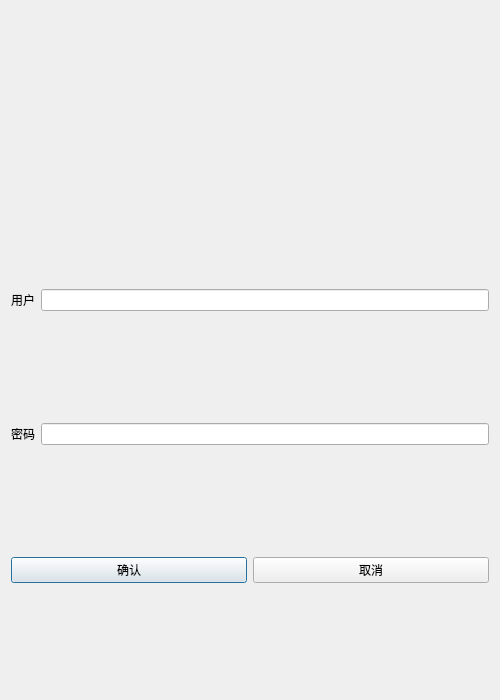
Above: client/adminvarifydialog.ui from KBchulan/HungerYet before the change. Below: the same form after it.
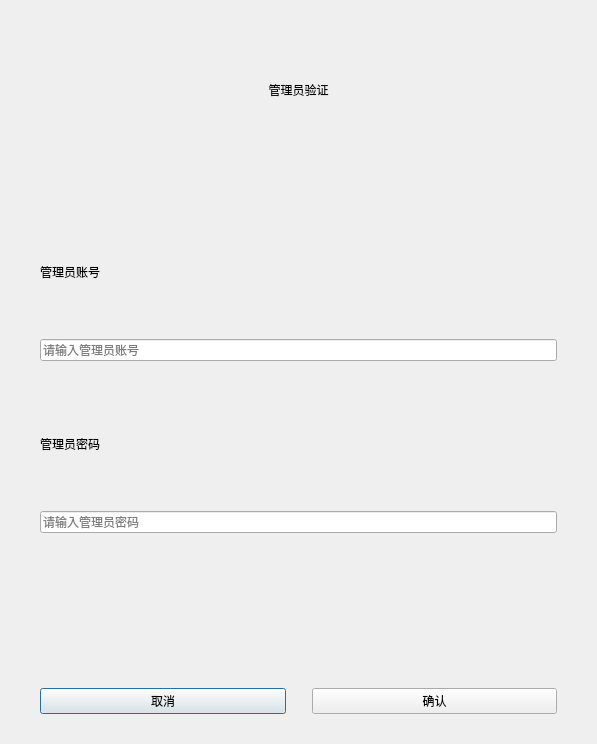
That is the form after the change.

```diff
--- a/client/adminvarifydialog.ui
+++ b/client/adminvarifydialog.ui
@@ -6,88 +6,196 @@
    <rect>
     <x>0</x>
     <y>0</y>
-    <width>500</width>
-    <height>700</height>
+    <width>597</width>
+    <height>744</height>
    </rect>
   </property>
-  <property name="minimumSize">
-   <size>
-    <width>500</width>
-    <height>700</height>
-   </size>
-  </property>
-  <property name="maximumSize">
-   <size>
-    <width>500</width>
-    <height>700</height>
-   </size>
-  </property>
   <property name="windowTitle">
    <string>Dialog</string>
   </property>
   <layout class="QVBoxLayout" name="verticalLayout">
+   <property name="spacing">
+    <number>0</number>
+   </property>
+   <property name="leftMargin">
+    <number>0</number>
+   </property>
+   <property name="topMargin">
+    <number>0</number>
+   </property>
+   <property name="rightMargin">
+    <number>0</number>
+   </property>
+   <property name="bottomMargin">
+    <number>0</number>
+   </property>
    <item>
-    <layout class="QHBoxLayout" name="horizontalLayout">
-     <item>
-      <widget class="QLabel" name="err_tip">
-       <property name="maximumSize">
-        <size>
-         <width>16777215</width>
-         <height>60</height>
-        </size>
-       </property>
-       <property name="text">
-        <string/>
-       </property>
-      </widget>
-     </item>
-    </layout>
+    <widget class="QWidget" name="topBar" native="true">
+     <property name="maximumSize">
+      <size>
+       <width>16777215</width>
+       <height>180</height>
+      </size>
+     </property>
+     <layout class="QHBoxLayout" name="horizontalLayout">
+      <property name="spacing">
+       <number>0</number>
+      </property>
+      <property name="leftMargin">
+       <number>0</number>
+      </property>
+      <property name="topMargin">
+       <number>0</number>
+      </property>
+      <property name="rightMargin">
+       <number>0</number>
+      </property>
+      <property name="bottomMargin">
+       <number>0</number>
+      </property>
+      <item>
+       <widget class="QLabel" name="titleLabel">
+        <property name="maximumSize">
+         <size>
+          <width>16777215</width>
+          <height>100</height>
+         </size>
+        </property>
+        <property name="text">
+         <string>管理员验证</string>
+        </property>
+        <property name="alignment">
+         <set>Qt::AlignCenter</set>
+        </property>
+       </widget>
+      </item>
+     </layout>
+    </widget>
    </item>
    <item>
-    <layout class="QHBoxLayout" name="horizontalLayout_2">
-     <item>
-      <widget class="QLabel" name="va_user_label">
-       <property name="text">
-        <string>用户</string>
-       </property>
-      </widget>
-     </item>
-     <item>
-      <widget class="QLineEdit" name="va_user_edit"/>
-     </item>
-    </layout>
-   </item>
-   <item>
-    <layout class="QHBoxLayout" name="horizontalLayout_3">
-     <item>
-      <widget class="QLabel" name="va_passwd_label">
-       <property name="text">
-        <string>密码</string>
-       </property>
-      </widget>
-     </item>
-     <item>
-      <widget class="QLineEdit" name="va_passwd_edit"/>
-     </item>
-    </layout>
-   </item>
-   <item>
-    <layout class="QHBoxLayout" name="horizontalLayout_4">
-     <item>
-      <widget class="QPushButton" name="va_confirm_btn">
-       <property name="text">
-        <string>确认</string>
-       </property>
-      </widget>
-     </item>
-     <item>
-      <widget class="QPushButton" name="va_cancel_btn">
-       <property name="text">
-        <string>取消</string>
-       </property>
-      </widget>
-     </item>
-    </layout>
+    <widget class="QWidget" name="contentWidget" native="true">
+     <layout class="QVBoxLayout" name="verticalLayout_2">
+      <property name="leftMargin">
+       <number>40</number>
+      </property>
+      <property name="topMargin">
+       <number>30</number>
+      </property>
+      <property name="rightMargin">
+       <number>40</number>
+      </property>
+      <property name="bottomMargin">
+       <number>30</number>
+      </property>
+      <item>
+       <widget class="QLabel" name="userLabel">
+        <property name="text">
+         <string>管理员账号</string>
+        </property>
+       </widget>
+      </item>
+      <item>
+       <widget class="QLineEdit" name="va_user_edit">
+        <property name="placeholderText">
+         <string>请输入管理员账号</string>
+        </property>
+       </widget>
+      </item>
+      <item>
+       <spacer name="verticalSpacer">
+        <property name="orientation">
+         <enum>Qt::Vertical</enum>
+        </property>
+        <property name="sizeType">
+         <enum>QSizePolicy::Fixed</enum>
+        </property>
+        <property name="sizeHint" stdset="0">
+         <size>
+          <width>20</width>
+          <height>15</height>
+         </size>
+        </property>
+       </spacer>
+      </item>
+      <item>
+       <widget class="QLabel" name="passwdLabel">
+        <property name="text">
+         <string>管理员密码</string>
+        </property>
+       </widget>
+      </item>
+      <item>
+       <widget class="QLineEdit" name="va_passwd_edit">
+        <property name="echoMode">
+         <enum>QLineEdit::Password</enum>
+        </property>
+        <property name="placeholderText">
+         <string>请输入管理员密码</string>
+        </property>
+       </widget>
+      </item>
+      <item>
+       <widget class="QLabel" name="err_tip">
+        <property name="text">
+         <string/>
+        </property>
+        <property name="alignment">
+         <set>Qt::AlignCenter</set>
+        </property>
+       </widget>
+      </item>
+      <item>
+       <spacer name="verticalSpacer_2">
+        <property name="orientation">
+         <enum>Qt::Vertical</enum>
+        </property>
+        <property name="sizeType">
+         <enum>QSizePolicy::Fixed</enum>
+        </property>
+        <property name="sizeHint" stdset="0">
+         <size>
+          <width>20</width>
+          <height>20</height>
+         </size>
+        </property>
+       </spacer>
+      </item>
+      <item>
+       <layout class="QHBoxLayout" name="horizontalLayout_2">
+        <item>
+         <widget class="QPushButton" name="va_cancel_btn">
+          <property name="text">
+           <string>取消</string>
+          </property>
+         </widget>
+        </item>
+        <item>
+         <spacer name="horizontalSpacer">
+          <property name="orientation">
+           <enum>Qt::Horizontal</enum>
+          </property>
+          <property name="sizeType">
+           <enum>QSizePolicy::Fixed</enum>
+          </property>
+          <property name="sizeHint" stdset="0">
+           <size>
+            <width>20</width>
+            <height>20</height>
+           </size>
+          </property>
+         </spacer>
+        </item>
+        <item>
+         <widget class="QPushButton" name="va_confirm_btn">
+          <property name="text">
+           <string>确认</string>
+          </property>
+         </widget>
+        </item>
+       </layout>
+      </item>
+     </layout>
+    </widget>
    </item>
   </layout>
  </widget>
```
Left out of the diff: 2 changed lines with no effect on the pictures.
